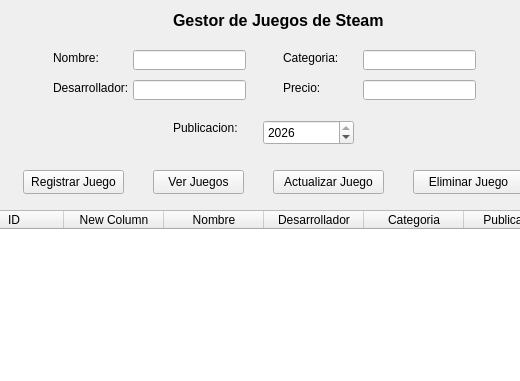
Briander-N/Proyecto2doBimestre, file mainwindow.ui: the form before one commit; both pictures show x 107 to 627 and y 0 to 381 of the 800 by 600 pixel window.
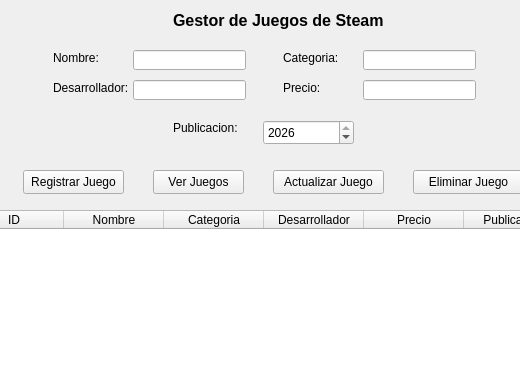
The form after the commit.

Commit message: Pequeña correccion a los elementos de la tabla

What changed in the file:
```diff
--- a/mainwindow.ui
+++ b/mainwindow.ui
@@ -223,26 +223,26 @@
       <string>ID</string>
      </property>
     </column>
-    <column>
-     <property name="text">
-      <string>New Column</string>
-     </property>
-    </column>
     <column>
      <property name="text">
       <string>Nombre</string>
      </property>
     </column>
-    <column>
-     <property name="text">
-      <string>Desarrollador</string>
-     </property>
-    </column>
     <column>
      <property name="text">
       <string>Categoria</string>
      </property>
     </column>
+    <column>
+     <property name="text">
+      <string>Desarrollador</string>
+     </property>
+    </column>
+    <column>
+     <property name="text">
+      <string>Precio</string>
+     </property>
+    </column>
     <column>
      <property name="text">
       <string>Publicacion</string>
```
